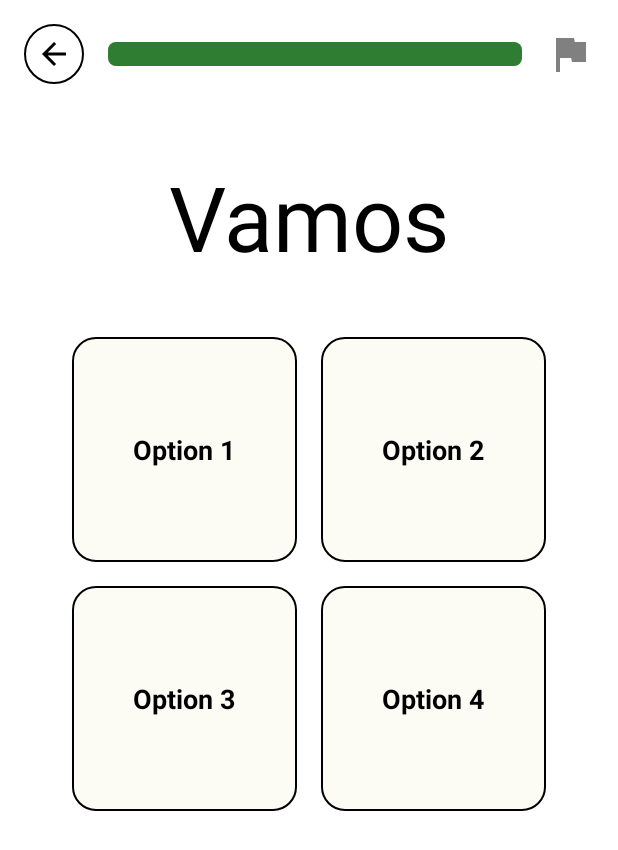
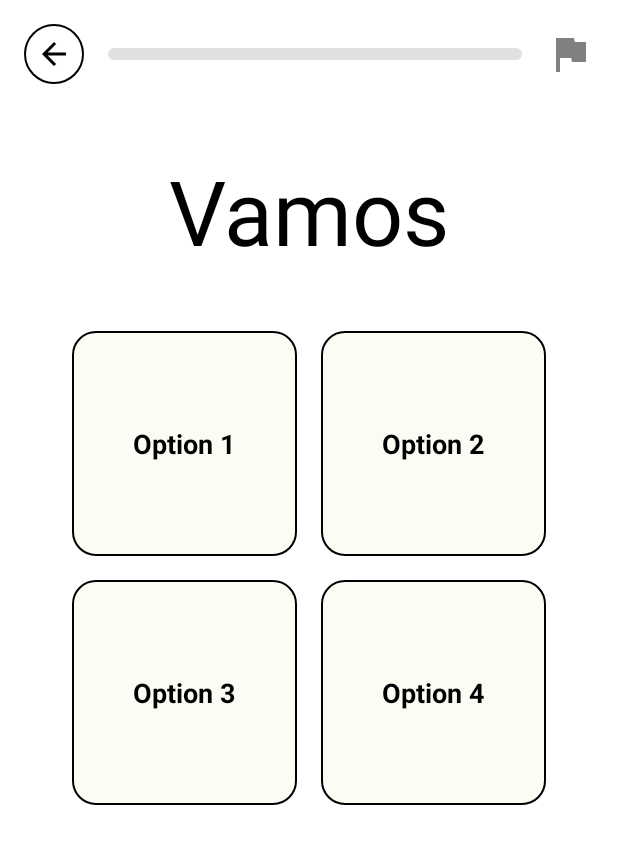
Before and after one commit to landing2/Lingonary_, an Android app built with Jetpack Compose: the QuizActivity screen opened directly, with no data from a screen before it, on a phone screen of 412 x 824 dp. Shown: the top 850 px of the screen. Run offline under Robolectric (Android 15) with nearby library versions, the phone set to English and light mode, and no system bars; our stand-ins replace Room's generated code; 1 statement that could not run was skipped.

Commit message:
Fix progress bar in quiz page.

```diff
--- a/app/src/main/res/drawable/custom_progress_bar.xml
+++ b/app/src/main/res/drawable/custom_progress_bar.xml
@@ -3,14 +3,14 @@
     <item android:id="@android:id/background">
         <shape>
             <solid android:color="#E0E0E0"/>
-            <corners android:radius="5dp"/>
+            <corners android:radius="8dp"/>
         </shape>
     </item>
     <item android:id="@android:id/progress">
-        <scale scaleWidth="100%">
+        <clip>
             <shape>
-                <solid android:color="#2E7D32"/> <corners android:radius="5dp"/>
+                <solid android:color="#2E5E38"/><corners android:radius="8dp"/>
             </shape>
-        </scale>
+        </clip>
     </item>
 </layer-list>
--- a/app/src/main/res/layout/quizactivity_main.xml
+++ b/app/src/main/res/layout/quizactivity_main.xml
@@ -24,12 +24,12 @@
         android:id="@+id/progressBar"
         style="?android:attr/progressBarStyleHorizontal"
         android:layout_width="0dp"
-        android:layout_height="wrap_content"
-        android:layout_marginStart="16dp"
+        android:layout_height="8dp" android:layout_marginStart="16dp"
         android:layout_marginEnd="16dp"
         android:progressDrawable="@drawable/custom_progress_bar"
-        android:progress="50"
-        app:layout_constraintBottom_toBottomOf="@+id/backArrow"
+        android:max="100"
+        android:progress="0"
+        app:layout_constraintBottom_toBottomOf="@id/backArrow"
         app:layout_constraintEnd_toStartOf="@+id/flagIcon"
         app:layout_constraintStart_toEndOf="@+id/backArrow"
         app:layout_constraintTop_toTopOf="@+id/backArrow" />
```
